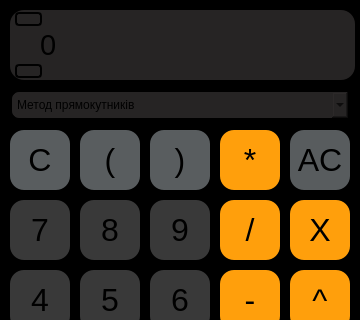
yasha424/integral-calculator, file integral-calculator/mainwindow.ui: the form before one commit; both pictures show x 0 to 360 and y 0 to 320 of the 360 by 500 pixel window.
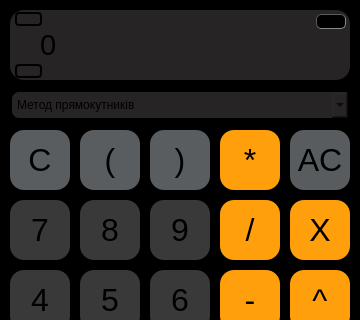
The form after the commit. Icons and pictures are not drawn.

Patch:
```diff
--- a/integral-calculator/mainwindow.ui
+++ b/integral-calculator/mainwindow.ui
@@ -807,7 +807,7 @@
      <rect>
       <x>40</x>
       <y>10</y>
-      <width>315</width>
+      <width>301</width>
       <height>70</height>
      </rect>
     </property>
@@ -1204,6 +1204,29 @@
      </property>
     </item>
    </widget>
+   <widget class="QPushButton" name="file">
+    <property name="geometry">
+     <rect>
+      <x>316</x>
+      <y>14</y>
+      <width>30</width>
+      <height>15</height>
+     </rect>
+    </property>
+    <property name="cursor">
+     <cursorShape>PointingHandCursor</cursorShape>
+    </property>
+    <property name="styleSheet">
+     <string notr="true">border-radius: 5px;
+border-color: rgb(88, 92, 94);
+border-width: 1px;
+border-style:inset;
+</string>
+    </property>
+    <property name="text">
+     <string>•••</string>
+    </property>
+   </widget>
    <zorder>label_2</zorder>
    <zorder>zero</zorder>
    <zorder>dot</zorder>
@@ -1234,6 +1257,7 @@
    <zorder>upper_bound</zorder>
    <zorder>clear_2</zorder>
    <zorder>choose</zorder>
+   <zorder>file</zorder>
   </widget>
   <widget class="QStatusBar" name="statusbar"/>
  </widget>
```
